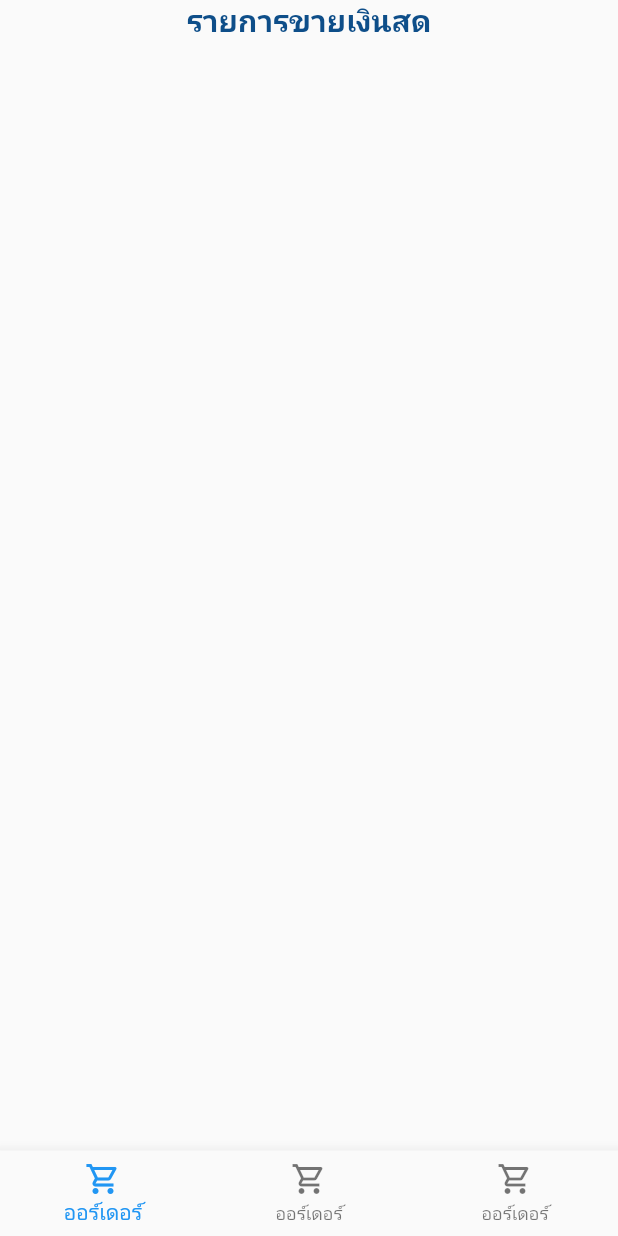
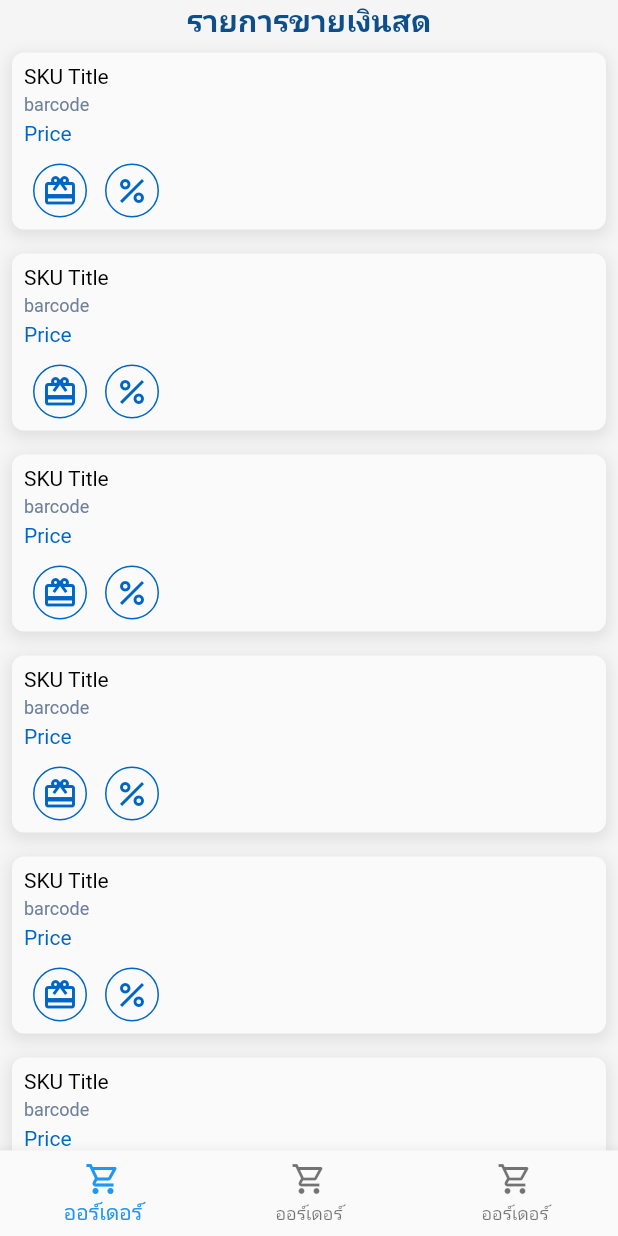
Before and after one commit to MongkolJ/pos_van, a Flutter app: the screen it shows after launch, on a phone screen of 412 x 824 dp. Run offline on Flutter 3.47's test engine with Material 2 defaults, Android fonts, the phone set to English and light mode, and no system bars.

Commit message:
Add CartItemView widgets and components

```diff
--- /dev/null
+++ b/lib/components/circular_icon_button.dart
@@ -0,0 +1,33 @@
+import 'package:flutter/material.dart';
+
+class CircularIconButton extends StatelessWidget {
+  const CircularIconButton({
+    Key? key,
+    required this.icon,
+    required this.colorTheme,
+    required this.onTapped,
+  }) : super(key: key);
+
+  final IconData icon;
+  final Color colorTheme;
+  final Future<void> Function() onTapped;
+
+  @override
+  Widget build(BuildContext context) {
+    return RawMaterialButton(
+      onPressed: onTapped,
+      elevation: 0,
+      constraints: const BoxConstraints.expand(width: 36, height: 36),
+      shape: CircleBorder(
+        side: BorderSide(
+          color: colorTheme,
+          width: 1,
+        ),
+      ),
+      child: Icon(
+        icon,
+        color: colorTheme,
+      ),
+    );
+  }
+}
--- /dev/null
+++ b/lib/constants/decorations/box_decorations.dart
@@ -0,0 +1,15 @@
+import 'package:flutter/material.dart';
+import 'colors.dart';
+
+BoxDecoration kCardDecoration = BoxDecoration(
+  color: kCardBackgroundColor,
+  borderRadius: BorderRadius.circular(8),
+  boxShadow: [
+    BoxShadow(
+      color: Colors.grey[300]!,
+      blurRadius: 8,
+      spreadRadius: 2,
+      offset: const Offset(0, 3),
+    ),
+  ],
+);
--- /dev/null
+++ b/lib/constants/decorations/text_styles.dart
@@ -0,0 +1,23 @@
+import 'package:flutter/material.dart';
+import 'colors.dart';
+
+const TextStyle kHeaderTextStyle = TextStyle(
+  fontWeight: FontWeight.bold,
+  color: kPrimaryDarkColor,
+  fontSize: 20,
+);
+
+const TextStyle kTitleTextStyle = TextStyle(
+  color: Colors.black,
+  fontSize: 14,
+);
+
+const TextStyle kSecondaryContentTextStyle = TextStyle(
+  color: kFadedTextColor,
+  fontSize: 12,
+);
+
+const TextStyle kHighLightBodyTextStyle = TextStyle(
+  color: kPrimaryLightColor,
+  fontSize: 14,
+);
--- a/lib/constants/text_styles.dart
+++ /dev/null
@@ -1,8 +0,0 @@
-import 'package:flutter/material.dart';
-import 'colors.dart';
-
-const TextStyle kHeaderTextStyle = TextStyle(
-  fontWeight: FontWeight.bold,
-  color: kPrimaryDarkColor,
-  fontSize: 20,
-);
--- a/lib/modules/cart/cart_view.dart
+++ b/lib/modules/cart/cart_view.dart
@@ -1,6 +1,9 @@
 import 'package:flutter/material.dart';
-import 'package:pos_van/constants/colors.dart';
-import 'package:pos_van/constants/text_styles.dart';
+import 'package:pos_van/components/circular_icon_button.dart';
+import 'package:pos_van/constants/decorations/box_decorations.dart';
+import 'package:pos_van/constants/decorations/colors.dart';
+import 'package:pos_van/constants/decorations/text_styles.dart';
+import 'package:pos_van/modules/cart/components/cart_item_card.dart';
 
 class CartView extends StatefulWidget {
   const CartView({Key? key}) : super(key: key);
@@ -14,6 +17,7 @@ class _CartViewState extends State<CartView> {
   Widget build(BuildContext context) {
     return SafeArea(
       child: Scaffold(
+        backgroundColor: kBackgroundColor,
         body: Column(
           children: [
             const Center(
@@ -22,6 +26,18 @@ class _CartViewState extends State<CartView> {
                 style: kHeaderTextStyle,
               ),
             ),
+            Expanded(
+              child: ListView.builder(
+                scrollDirection: Axis.vertical,
+                shrinkWrap: true,
+                itemBuilder: (BuildContext context, int index) {
+                  return Padding(
+                    padding: const EdgeInsets.all(8.0),
+                    child: CartItemCard(),
+                  );
+                },
+              ),
+            ),
           ],
         ),
       ),
--- /dev/null
+++ b/lib/modules/cart/components/cart_item_card.dart
@@ -0,0 +1,81 @@
+import 'package:flutter/material.dart';
+import 'package:pos_van/components/circular_icon_button.dart';
+import 'package:pos_van/constants/decorations/box_decorations.dart';
+import 'package:pos_van/constants/decorations/colors.dart';
+import 'package:pos_van/constants/decorations/text_styles.dart';
+
+class CartItemCard extends StatelessWidget {
+  const CartItemCard({Key? key}) : super(key: key);
+
+  @override
+  Widget build(BuildContext context) {
+    return Container(
+      decoration: kCardDecoration,
+      padding: const EdgeInsets.all(8),
+      child: Row(
+        children: [
+          Expanded(
+            flex: 3,
+            child: Column(
+              children: [
+                Align(
+                  alignment: Alignment.centerLeft,
+                  child: Text(
+                    'SKU Title',
+                    style: kTitleTextStyle,
+                  ),
+                ),
+                _subSectionBuffer(),
+                Align(
+                  alignment: Alignment.centerLeft,
+                  child: Text(
+                    'barcode',
+                    style: kSecondaryContentTextStyle,
+                  ),
+                ),
+                _subSectionBuffer(),
+                Align(
+                  alignment: Alignment.centerLeft,
+                  child: Text(
+                    'Price',
+                    style: kHighLightBodyTextStyle,
+                  ),
+                ),
+                _subSectionBuffer(height: 12),
+                SizedBox(
+                  height: 36,
+                  child: Row(
+                    children: [
+                      CircularIconButton(
+                        icon: Icons.card_giftcard,
+                        colorTheme: kPrimaryLightColor,
+                        onTapped: () async {},
+                      ),
+                      CircularIconButton(
+                        icon: Icons.percent,
+                        colorTheme: kPrimaryLightColor,
+                        onTapped: () async {},
+                      ),
+                    ],
+                  ),
+                ),
+              ],
+            ),
+          ),
+          Expanded(
+            flex: 5,
+            child: Column(
+              children: [],
+            ),
+          ),
+        ],
+      ),
+    );
+  }
+
+  SizedBox _subSectionBuffer({double height = 4}) {
+    return SizedBox(
+      height: height,
+    );
+  }
+}
```
Also changed, not shown: lib/constants/decorations/colors.dart (renamed from lib/constants/colors.dart).
